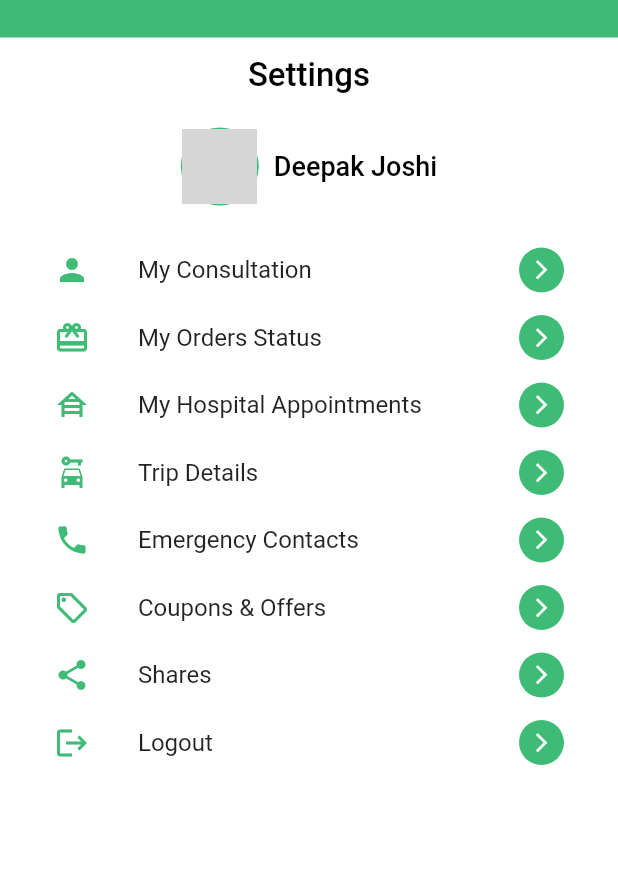
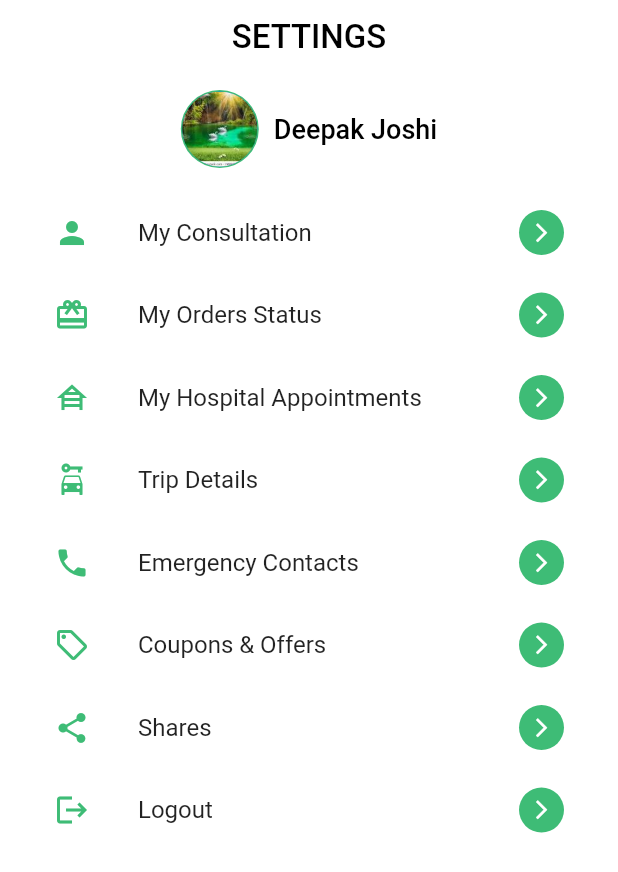
Before and after one commit to omflutteromninos/health_kangaroo, a Flutter app: the SettingScreen screen opened directly, on a phone screen of 412 x 824 dp. Shown: the top 872 px of the screen. Run offline on Flutter 3.47's test engine with Material 2 defaults, Android fonts, the light colour scheme and no system bars; our stand-ins replace carousel_slider, fluentui_icons, gap, google_fonts, table_calendar; grey boxes are pictures that could not be loaded.

Commit message:
setting screen change

```diff
--- a/lib/main.dart
+++ b/lib/main.dart
@@ -2,6 +2,7 @@ import 'package:flutter/material.dart';
 import 'package:hk/screens/bottom_nav.dart';
 import 'package:hk/screens/home_page.dart';
 import 'package:hk/screens/mediciens_screen.dart';
+import 'package:hk/screens/settings_screen.dart';
 
 void main() {
   runApp(const MyApp());
@@ -28,6 +29,6 @@ class MyApp extends StatelessWidget {
           // is not restarted.
           primarySwatch: Colors.blue,
         ),
-        home: const MedicineScreen());
+        home: const SettingScreen());
   }
 }
--- a/lib/screens/settings_screen.dart
+++ b/lib/screens/settings_screen.dart
@@ -16,19 +16,16 @@ class _SettingScreenState extends State<SettingScreen> {
 
     return Scaffold(
       body: Container(
-        height: size.height,
+        height: size.height*0.9,
         width: size.width,
         color: Colors.white,
+        child: SafeArea(
           child: Column(
             mainAxisAlignment: MainAxisAlignment.start,
             children: [
-            Container(
-              height: 25,
-              color: Styles.greenColor,
-            ),
               Padding(
                 padding: const EdgeInsets.all(12.0),
-              child: Text('Settings', style: Styles.largeText),
+                child: Text('SETTINGS', style: Styles.largeText),
               ),
               SizedBox(
                 height: 10,
@@ -41,7 +38,7 @@ class _SettingScreenState extends State<SettingScreen> {
                     backgroundColor: Styles.greenColor,
                     child: CircleAvatar(
                       radius: 25,
-                    backgroundImage: AssetImage('images/img2.jpg'),
+                      backgroundImage: AssetImage('assets/images/img2.jpg'),
                     ),
                   ),
                   SizedBox(
@@ -60,7 +57,7 @@ class _SettingScreenState extends State<SettingScreen> {
                 padding: const EdgeInsets.only(right: 20, left: 20, bottom: 20),
                 child: Container(
                   color: Colors.white,
-                height: size.height * 0.70,
+                  height: size.height * 0.65,
                   width: size.width,
                   child: Column(
                     children: [
@@ -86,6 +83,7 @@ class _SettingScreenState extends State<SettingScreen> {
             ],
           ),
         ),
+      ),
     );
   }
 }
@@ -99,7 +97,7 @@ class MyListile extends StatelessWidget {
   @override
   Widget build(BuildContext context) {
     return Container(
-      height: 45,
+      height: 55,
       child: ListTile(
         leading: Icon(
           myIcon,
```
Lines whose indentation alone changed are shown as unchanged.
